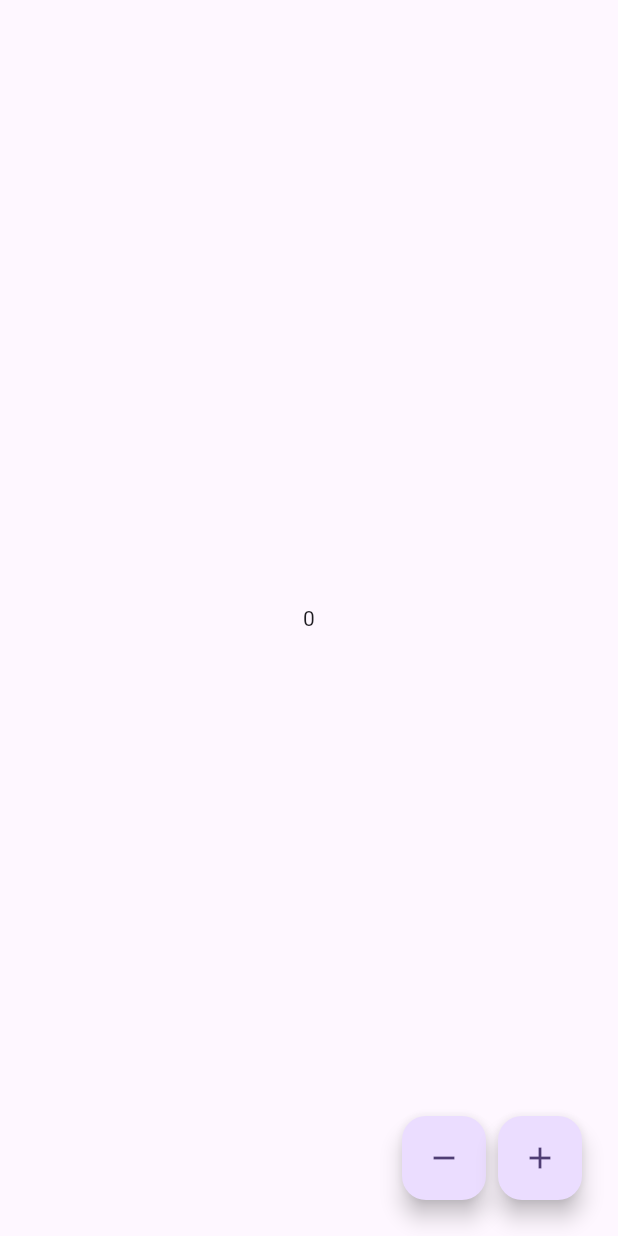
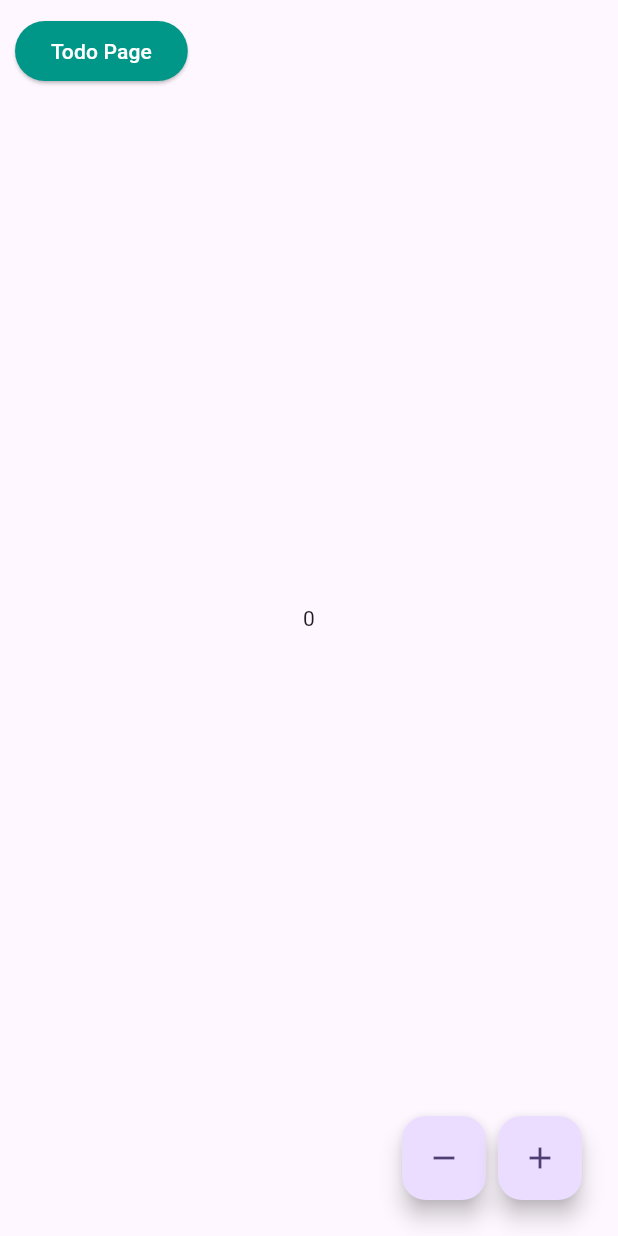
Before and after one commit to dewaasmara589/Flutter-Build-With-Angga, a Flutter app: the screen it shows after launch, on a phone screen of 412 x 824 dp. Run offline on Flutter 3.47's test engine with Material 3 defaults, Android fonts, the phone set to English and light mode, and no system bars; our stand-ins replace flutter_riverpod, go_router, riverpod_annotation; generated files the repository leaves out were written again.

Commit message:
Riverpod_Flutter - Complete Todo List

```diff
--- /dev/null
+++ b/Riverpod_Flutter/lib/models/todo.dart
@@ -0,0 +1,24 @@
+class Todo {
+  final String id;
+  final String title;
+  final String body;
+
+  Todo({
+    required this.id,
+    required this.title,
+    required this.body,
+  });
+
+  // Extendsion Dart Data Class, Klik Kanan -> generate -> copy
+  Todo copyWith({
+    String? id,
+    String? title,
+    String? body,
+  }) {
+    return Todo(
+      id: id ?? this.id,
+      title: title ?? this.title,
+      body: body ?? this.body,
+    );
+  }
+}
--- a/Riverpod_Flutter/lib/pages/counter_page.dart
+++ b/Riverpod_Flutter/lib/pages/counter_page.dart
@@ -1,6 +1,7 @@
 import 'package:flutter/cupertino.dart';
 import 'package:flutter/material.dart';
 import 'package:flutter_riverpod/flutter_riverpod.dart';
+import 'package:riverpod_flutter/pages/todo_page.dart';
 import 'package:riverpod_flutter/providers/counter_provider.dart';
 
 class CounterPage extends ConsumerWidget {
@@ -10,7 +11,22 @@ class CounterPage extends ConsumerWidget {
   Widget build(BuildContext context, WidgetRef ref) {
     print('build Page');
     return Scaffold(
-      body: Center(
+      body: Stack(
+        children: [
+          Padding(
+            padding: EdgeInsetsGeometry.only(top: 10.0, left: 10.0),
+            child: ElevatedButton(
+              onPressed: (){
+                Navigator.push(context, MaterialPageRoute(builder: (context) => const TodoPage()));
+              },
+              child: Text("Todo Page"),
+              style: ElevatedButton.styleFrom(
+                backgroundColor: Colors.teal, // Background color
+                foregroundColor: Colors.white, // Text/icon color
+              ),
+            ),
+          ),
+          Center(
             child: Consumer(
                 builder: (context, wiRef, child) {
                   print('build Text Counter');
@@ -18,6 +34,8 @@ class CounterPage extends ConsumerWidget {
                   return Text("$counter");
                 }
             ),
+          ),
+        ],
       ),
       floatingActionButton: ButtonBar(
         children: [
--- a/Riverpod_Flutter/pubspec.yaml
+++ b/Riverpod_Flutter/pubspec.yaml
@@ -38,6 +38,7 @@ dependencies:
   # installing package use riverpod_generator + flutter_hooks
   flutter_riverpod: ^2.5.1
   riverpod_annotation: ^2.3.5
+  uuid: ^4.3.3
 
 dev_dependencies:
   flutter_test:
```
Also changed, not shown: Riverpod_Flutter/lib/pages/todo_page.dart (added, +106 -0 lines), Riverpod_Flutter/lib/providers/todo_provider.dart (added, +34 -0 lines), Riverpod_Flutter/lib/providers/todo_provider.g.dart (added), Riverpod_Flutter/pubspec.lock. Lines whose indentation alone changed are shown as unchanged.
